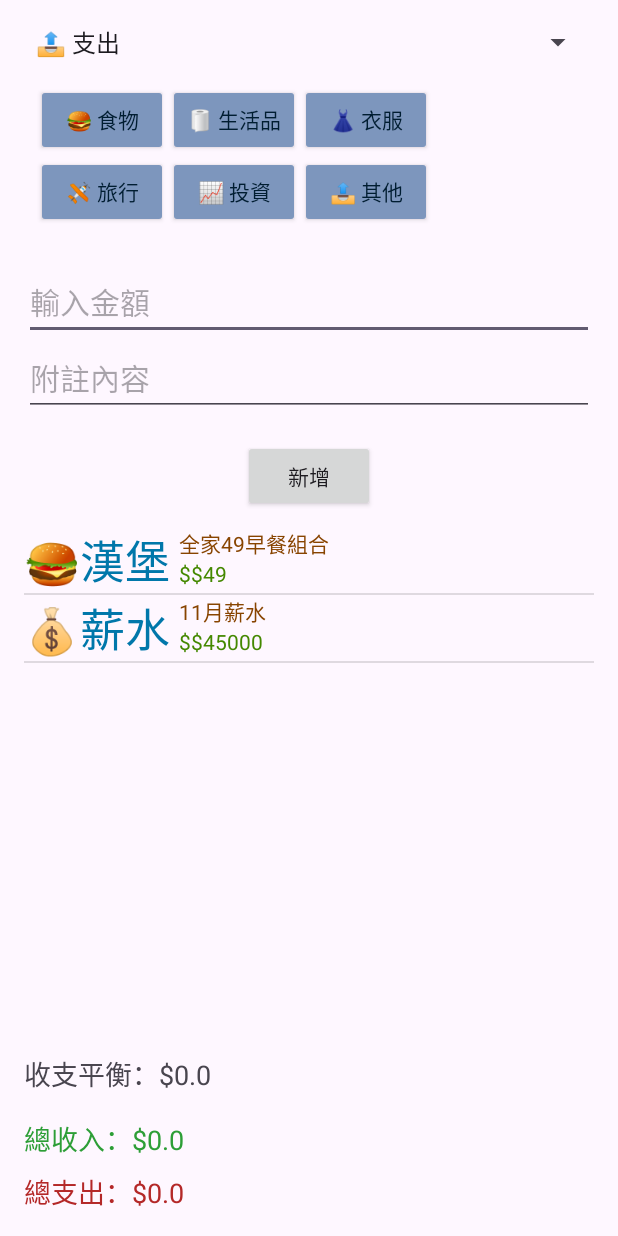
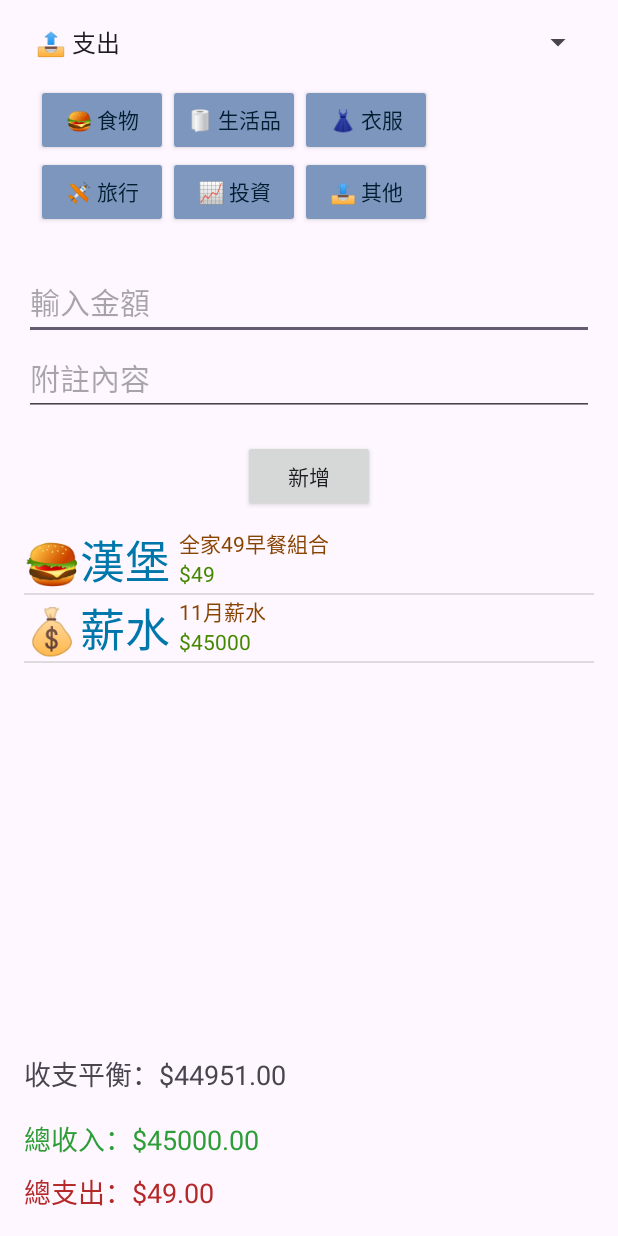
Before and after one commit to Joanne0119/MyFinanceApp, an Android app: the screen it shows after launch (MainActivity), on a phone screen of 412 x 824 dp. Run offline under Robolectric (Android 15) with nearby library versions, the phone set to English and light mode, and no system bars.

Commit message:
fix total init problems

```diff
--- a/app/src/main/java/com/example/myfinanceapp/MainActivity.java
+++ b/app/src/main/java/com/example/myfinanceapp/MainActivity.java
@@ -33,6 +33,7 @@ public class MainActivity extends Activity implements AdapterView.OnItemClickLis
     static final String DB_NAME="FinanceDB";
     static final String TB_NAME="finance";
     static final int MAX=8;
+    static final String TOTALS_TABLE = "totals";
     static final String[] FROM=new String[] {"category","info","amount"};
     SQLiteDatabase db;
     Cursor cur;
@@ -88,6 +89,9 @@ public class MainActivity extends Activity implements AdapterView.OnItemClickLis
                 findViewById(R.id.btnoutOther)
         };
 
+        // 刪除舊資料庫（僅用於開發測試時）
+        this.deleteDatabase(DB_NAME);
+
         // 開啟資料庫
         db = openOrCreateDatabase(DB_NAME, Context.MODE_PRIVATE, null);
 
@@ -99,11 +103,53 @@ public class MainActivity extends Activity implements AdapterView.OnItemClickLis
                 "amount VARCHAR(64))";
         db.execSQL(createTable);
 
+        String createTotalTable = "CREATE TABLE IF NOT EXISTS totals " +
+                "(_id INTEGER PRIMARY KEY AUTOINCREMENT, " +
+                "totalIncome REAL, " +
+                "totalExpense REAL, " +
+                "totalBalance REAL)";
+        db.execSQL(createTotalTable);
+
         cur = db.rawQuery("SELECT * FROM " + TB_NAME, null);
         if (cur.getCount() == 0) {
-            addData("🍔漢堡","全家49早餐組合", "$49");
-            addData("💰薪水","11月薪水", "$45000");
+            addData("🍔漢堡","全家49早餐組合", "49");
+            addData("💰薪水","11月薪水", "45000");
+
+            updateInitialTotals();
         }
+
+        Cursor totalCursor = db.rawQuery("SELECT * FROM " + TOTALS_TABLE, null);
+        if (totalCursor.moveToFirst()) { // 確保游標指向第一筆資料
+            int incomeIndex = totalCursor.getColumnIndex("totalIncome");
+            int expenseIndex = totalCursor.getColumnIndex("totalExpense");
+            int balanceIndex = totalCursor.getColumnIndex("totalBalance");
+
+            // 確認欄位是否存在
+            if (incomeIndex != -1 && expenseIndex != -1 && balanceIndex != -1) {
+                totalIncome = totalCursor.getDouble(incomeIndex);
+                totalExpense = totalCursor.getDouble(expenseIndex);
+                totalBalance = totalCursor.getDouble(balanceIndex);
+
+                // 更新 UI
+                txvTotalIncome.setText(String.format("總收入：$%.2f", totalIncome));
+                txvTotalExpense.setText(String.format("總支出：$%.2f", totalExpense));
+                txvTotalBalance.setText(String.format("收支平衡：$%.2f", totalBalance));
+            } else {
+                Log.e(tagName, "資料表欄位不完整！");
+            }
+        } else {
+            // 如果資料表沒有資料，初始化數據
+            totalIncome = 0.0;
+            totalExpense = 0.0;
+            totalBalance = 0.0;
+
+            ContentValues cv = new ContentValues();
+            cv.put("totalIncome", totalIncome);
+            cv.put("totalExpense", totalExpense);
+            cv.put("totalBalance", totalBalance);
+            db.insert(TOTALS_TABLE, null, cv);
+        }
+        totalCursor.close();
 
         adapter = new SimpleCursorAdapter(
                 this,
@@ -168,6 +214,49 @@ public class MainActivity extends Activity implements AdapterView.OnItemClickLis
         }
     }
 
+    private void updateInitialTotals() {
+        Cursor initialCursor = db.rawQuery("SELECT * FROM " + TB_NAME, null);
+
+        double initialIncome = 0.0;
+        double initialExpense = 0.0;
+
+        while (initialCursor.moveToNext()) {
+            int categoryIndex = initialCursor.getColumnIndexOrThrow("category");
+            int amountIndex = initialCursor.getColumnIndexOrThrow("amount");
+
+            String category = initialCursor.getString(categoryIndex);
+            String amountStr = initialCursor.getString(amountIndex).replace("$", ""); // 移除金額中的「$」
+            double amount = Double.parseDouble(amountStr);
+
+            // 判斷是收入還是支出
+            if (category.contains("薪水") || category.contains("收入")) {
+                initialIncome += amount;
+            } else {
+                initialExpense += amount;
+            }
+        }
+
+        initialCursor.close();
+
+        // 計算收支平衡
+        totalIncome = initialIncome;
+        totalExpense = initialExpense;
+        totalBalance = totalIncome - totalExpense;
+
+        // 更新 totals 表
+        ContentValues cv = new ContentValues();
+        cv.put("totalIncome", totalIncome);
+        cv.put("totalExpense", totalExpense);
+        cv.put("totalBalance", totalBalance);
+        db.update(TOTALS_TABLE, cv, null, null);
+
+        // 更新 UI
+        txvTotalIncome.setText(String.format("總收入：$%.2f", totalIncome));
+        txvTotalExpense.setText(String.format("總支出：$%.2f", totalExpense));
+        txvTotalBalance.setText(String.format("收支平衡：$%.2f", totalBalance));
+    }
+
+
     private void updateTotals() {
         String amountText = edtAmount.getText().toString();
         double amount;
@@ -194,6 +283,13 @@ public class MainActivity extends Activity implements AdapterView.OnItemClickLis
             // 清空金額輸入框
             edtAmount.setText("");
             edtInfo.setText("");
+
+            // 儲存總值到資料庫
+            ContentValues cv = new ContentValues();
+            cv.put("totalIncome", totalIncome);
+            cv.put("totalExpense", totalExpense);
+            cv.put("totalBalance", totalBalance);
+            db.update(TOTALS_TABLE, cv, null, null);
         }
     }
 
```
